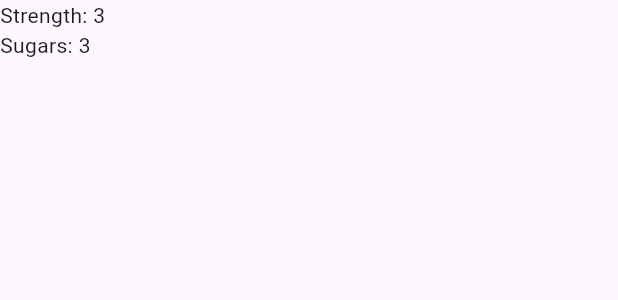
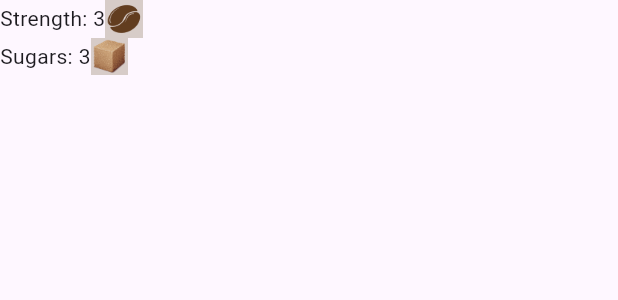
Before and after one commit to jodosjodos/flutter-coffee, a Flutter app: the CoffeePres widget shown alone on an empty page, opened directly, on a phone screen of 412 x 824 dp. Shown: the top 300 px of the screen. Run offline on Flutter 3.47's test engine with Material 3 defaults, Android fonts, the light colour scheme and no system bars.

Commit message:
[add] coffee_images

```diff
--- a/lib/coffee_prefs.dart
+++ b/lib/coffee_prefs.dart
@@ -5,21 +5,33 @@ class CoffeePres extends StatelessWidget {
 
   @override
   Widget build(BuildContext context) {
-    return const Column(
+    return Column(
       children: [
         Row(
           children: [
-            Text("Strength: "),
-            Text("3"),
-            SizedBox(
+            const Text("Strength: "),
+            const Text("3"),
+            Image.asset(
+              "assets/img/coffee_bean.png",
+              width: 25,
+              color: Colors.brown[100],
+              colorBlendMode: BlendMode.multiply,
+            ),
+            const SizedBox(
               width: 50,
             )
           ],
         ),
         Row(children: [
-          Text("Sugars: "),
-          Text("3"),
-          SizedBox(
+          const Text("Sugars: "),
+          const Text("3"),
+          Image.asset(
+            "assets/img/sugar_cube.png",
+            width: 25,
+            color: Colors.brown[100],
+            colorBlendMode: BlendMode.multiply,
+          ),
+          const SizedBox(
             width: 50,
           )
         ])
--- a/lib/home.dart
+++ b/lib/home.dart
@@ -27,7 +27,8 @@ class Home extends StatelessWidget {
             color: Colors.brown[100],
             padding: const EdgeInsets.all(20),
             child: const CoffeePres(),
-          )
+          ),
+          Image.asset("assets/image/coffee_bg.jpg")
         ],
       ),
     );
```
Also changed, not shown: pubspec.yaml (+4 -3 lines), assets/img/coffee_bean.png (added), assets/img/sugar_cube.png (added), 1 other file.
